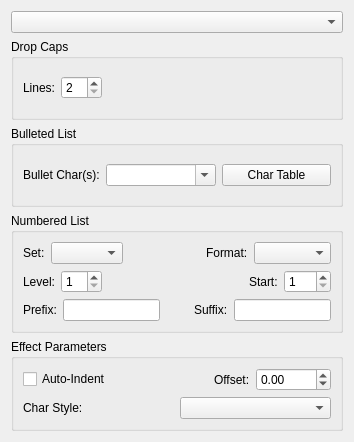
Qt form scribus/ui/propertywidget_pareffectbase.ui (nitramr/scribus-indigo) before a commit.
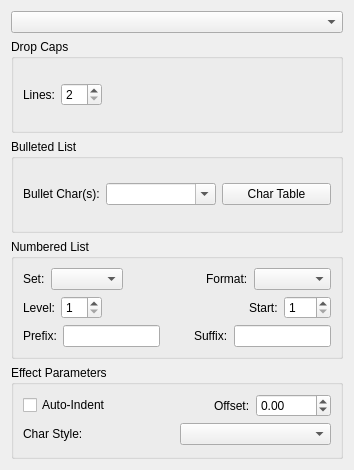
The same form after that commit. Custom widgets are drawn as their Qt base class.

```diff
--- a/scribus/ui/propertywidget_pareffectbase.ui
+++ b/scribus/ui/propertywidget_pareffectbase.ui
@@ -7,12 +7,18 @@
     <x>0</x>
     <y>0</y>
     <width>354</width>
-    <height>442</height>
+    <height>470</height>
    </rect>
   </property>
   <property name="windowTitle">
    <string notr="true">Form</string>
   </property>
+  <property name="frameShape">
+   <enum>QFrame::Box</enum>
+  </property>
+  <property name="lineWidth">
+   <number>0</number>
+  </property>
   <layout class="QVBoxLayout" name="verticalLayout">
    <item>
     <widget class="QComboBox" name="peCombo"/>
```
